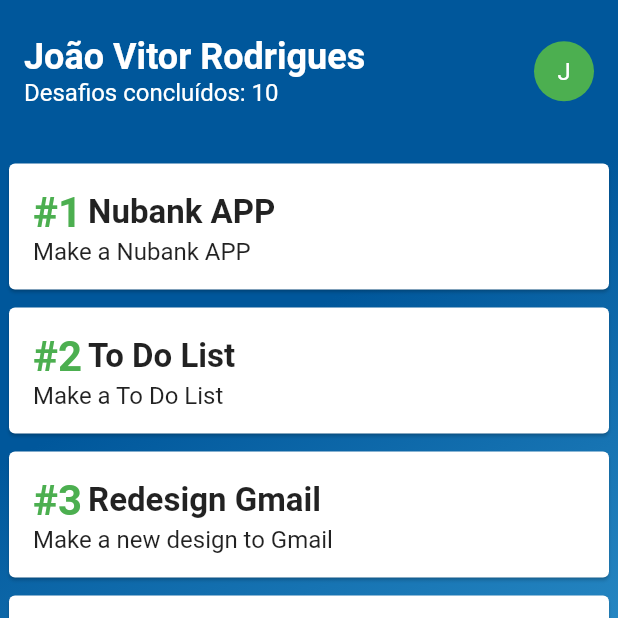
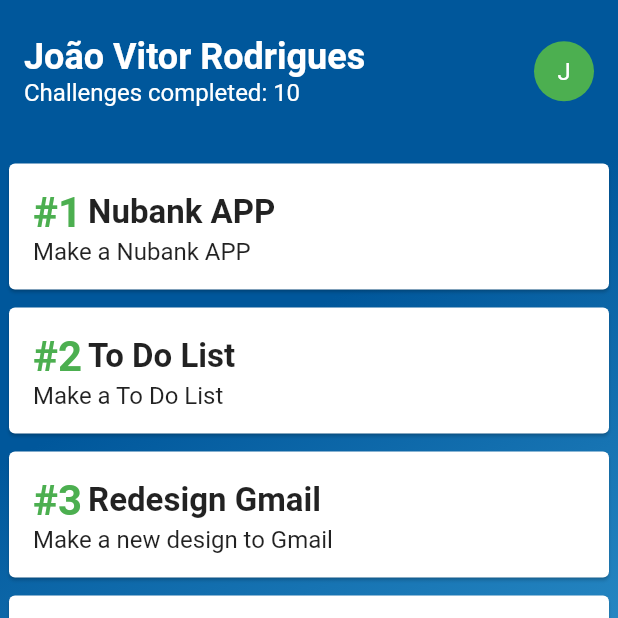
Before and after one commit to guilhermehrq/hackathon_flutter_2019, a Flutter app: the Home screen opened directly, on a phone screen of 412 x 824 dp, the top half of it. Run offline on Flutter 3.47's test engine with Material 2 defaults, Android fonts, the phone set to English and light mode, and no system bars.

```diff
--- a/lib/ui/home.dart
+++ b/lib/ui/home.dart
@@ -47,7 +47,7 @@ class _HomeState extends State<Home> {
                         ),
                       ),
                       Text(
-                        'Desafios concluídos: 10',
+                        'Challenges completed: 10',
                         style: TextStyle(
                             color: Colors.white,
                             fontSize: 16
```
